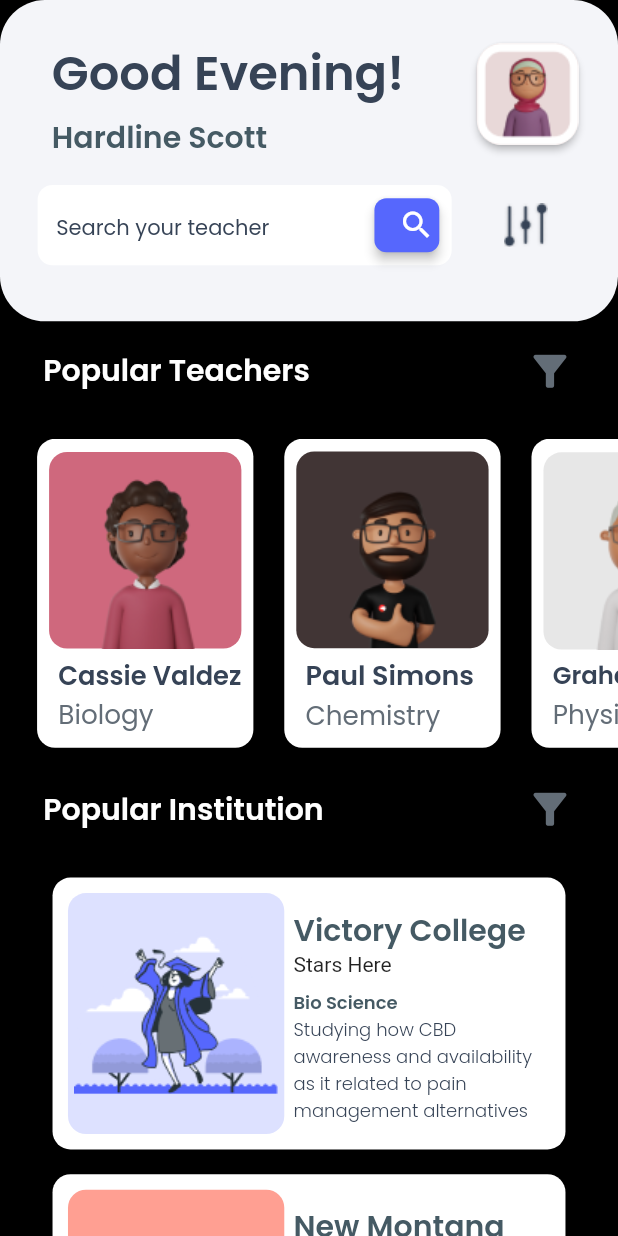
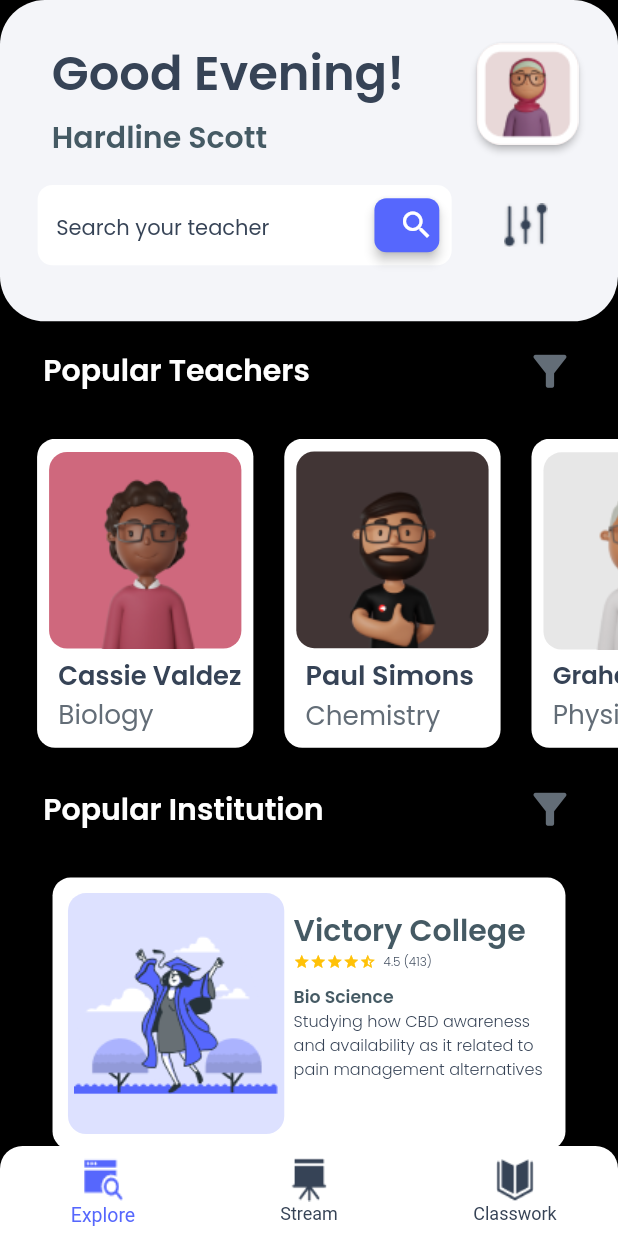
Before and after one commit to Sparsh-R17/EduApp, a Flutter app: the screen it shows after launch, on a phone screen of 412 x 824 dp. Run offline on Flutter 3.47's test engine with Material 2 defaults, Android fonts, the light colour scheme and no system bars; our stand-ins replace double_back_to_close_app, flutter_keyboard_visibility.

Commit message:
Bottom NavBar and Rating Stars Added
Added Bottom Navbar, Assets , Rating Stars

```diff
--- a/lib/dummy_data.dart
+++ b/lib/dummy_data.dart
@@ -102,7 +102,7 @@ List<Institute> instituteData = [
   ),
   Institute(
     name: "New Montana",
-    star: [4.1, 354],
+    star: [4.0, 354],
     field: "Bio Science",
     desc:
         "Montant Higher Educational Institute. Gampaha montana.gampaha@gmail.com",
@@ -111,7 +111,7 @@ List<Institute> instituteData = [
   ),
   Institute(
     name: "Susipwan Institute",
-    star: [3.0, 745],
+    star: [3.5, 745],
     field: "Bio Science",
     desc:
         "This is a private higher education center which conducting classes for GCE AL Students.",
--- a/lib/main.dart
+++ b/lib/main.dart
@@ -7,6 +7,7 @@ import '/screens/state_selection.dart';
 import '/screens/signin.dart';
 import '/screens/signup.dart';
 import '/screens/intro.dart';
+import 'widgets/star_rating.dart';
 
 void main() {
   WidgetsFlutterBinding.ensureInitialized();
--- a/lib/screens/explore_screen.dart
+++ b/lib/screens/explore_screen.dart
@@ -7,6 +7,7 @@ import '../widgets/teacher_filter.dart';
 import '../widgets/teacher_card.dart';
 import '../widgets/institute_filter.dart';
 import '../widgets/institute_card.dart';
+import '../widgets/bottom_nav.dart';
 
 class ExploreScreen extends StatelessWidget {
   const ExploreScreen({super.key});
@@ -56,6 +57,7 @@ class ExploreScreen extends StatelessWidget {
                   itemBuilder: (context, index) {
                     return InstituteCard(
                       name: instituteData[index].name,
+                      star: instituteData[index].star,
                       field: instituteData[index].field,
                       desc: instituteData[index].desc,
                       pic: instituteData[index].pic,
@@ -66,7 +68,7 @@ class ExploreScreen extends StatelessWidget {
           ),
         ),
       ),
-      //TODO - Bottom Navigation Bar
+      bottomNavigationBar: const BottomNav(),
     );
   }
 }
--- /dev/null
+++ b/lib/widgets/bottom_nav.dart
@@ -0,0 +1,65 @@
+import 'package:flutter/material.dart';
+
+class BottomNav extends StatefulWidget {
+  const BottomNav({super.key});
+
+  @override
+  State<BottomNav> createState() => _BottomNavState();
+}
+
+class _BottomNavState extends State<BottomNav> {
+  int _selectedTabIndex = 0;
+
+  _changeIndex(int index) {
+    setState(() {
+      _selectedTabIndex = index;
+    });
+  }
+
+  @override
+  Widget build(BuildContext context) {
+    return ClipRRect(
+      borderRadius: const BorderRadius.only(
+        topLeft: Radius.circular(15),
+        topRight: Radius.circular(15),
+      ),
+      child: BottomNavigationBar(
+        unselectedFontSize: 12,
+        selectedFontSize: 13,
+        currentIndex: _selectedTabIndex,
+        onTap: _changeIndex,
+        backgroundColor: Colors.white,
+        selectedItemColor: const Color(0xff5667FD),
+        unselectedItemColor: const Color(0xff364356),
+        items: <BottomNavigationBarItem>[
+          BottomNavigationBarItem(
+            icon: Image.asset(
+              "assets/Images/explore_icon.png",
+              scale: 1.1,
+            ),
+            label: "Explore",
+            activeIcon: Image.asset(
+              "assets/Images/explore_icon2.png",
+            ),
+          ),
+          BottomNavigationBarItem(
+            icon: Image.asset(
+              "assets/Images/stream_icon.png",
+              scale: 1.1,
+            ),
+            label: "Stream",
+            activeIcon: Image.asset("assets/Images/stream_icon2png.png"),
+          ),
+          BottomNavigationBarItem(
+            icon: Image.asset(
+              "assets/Images/class_icon.png",
+              scale: 1.1,
+            ),
+            label: "Classwork",
+            activeIcon: Image.asset("assets/Images/class_icon2.png"),
+          ),
+        ],
+      ),
+    );
+  }
+}
--- a/lib/widgets/institute_card.dart
+++ b/lib/widgets/institute_card.dart
@@ -1,5 +1,5 @@
+import 'package:eduapp/widgets/star_rating.dart';
 import 'package:flutter/material.dart';
-
 
 class InstituteCard extends StatelessWidget {
   final String name;
@@ -7,8 +7,20 @@ class InstituteCard extends StatelessWidget {
   final String desc;
   final String pic;
   final Color color;
+  final List<double> star;
 
-  const InstituteCard({required this.name, required this.field, required this.desc, required this.pic, required this.color, super.key});
+  const InstituteCard(
+      {required this.name,
+      required this.star,
+      required this.field,
+      required this.desc,
+      required this.pic,
+      required this.color,
+      super.key});
+
+  // int fontReturn(double height, double width) {
+  //   if
+  // }
 
   @override
   Widget build(BuildContext context) {
@@ -41,7 +53,7 @@ class InstituteCard extends StatelessWidget {
                 height: pageHeight * 0.195,
                 width: pageWidth * 0.35,
                 decoration: BoxDecoration(
-                      color:color,
+                  color: color,
                   borderRadius: BorderRadius.circular(12),
                 ),
                 child: Image.asset(
@@ -67,8 +79,24 @@ class InstituteCard extends StatelessWidget {
                             style: Theme.of(context).textTheme.titleMedium,
                           ),
                         ),
-                            const Text(
-                              "Stars Here",
+                        Row(
+                          children: [
+                            StarRating(
+                              rating: star[0],
+                            ),
+                            const SizedBox(
+                              width: 5,
+                            ),
+                            Text(
+                              "${star[0]} (${star[1].floor()})",
+                              style: const TextStyle(
+                                fontFamily: 'Poppins',
+                                fontWeight: FontWeight.w300,
+                                color: Color(0xff364356),
+                                fontSize: 8,
+                              ),
+                            )
+                          ],
                         ),
                       ],
                     ),
@@ -81,21 +109,21 @@ class InstituteCard extends StatelessWidget {
                       children: [
                         Text(
                           field,
-                              style: const TextStyle(
+                          style: TextStyle(
                             fontFamily: 'Poppins',
                             fontWeight: FontWeight.w600,
-                                fontSize: 12,
-                                color: Color(0xff455A64),
+                            fontSize: pageHeight * 0.014,
+                            color: const Color(0xff455A64),
                             // color: Colors.red,
                           ),
                         ),
                         Text(
                           desc,
-                              style: const TextStyle(
+                          style: TextStyle(
                             fontFamily: 'Poppins',
                             fontWeight: FontWeight.w300,
-                                color: Color(0xff364356),
-                                fontSize: 12,
+                            color: const Color(0xff364356),
+                            fontSize: pageHeight * 0.013,
                           ),
                         ),
                       ],
--- a/lib/widgets/star_rating.dart
+++ b/lib/widgets/star_rating.dart
@@ -1,10 +1,51 @@
+import 'dart:math';
+
 import 'package:flutter/material.dart';
 
 class StarRating extends StatelessWidget {
-  const StarRating({super.key});
+  final double rating;
+
+  StarRating({super.key, required this.rating});
+
+  bool halfStar = false;
+  void halfRating(rating) {
+    if (rating % 1 == 0.5) {
+      halfStar = true;
+    }
+  }
+
+  IconData returnIcon(index, rating) {
+    halfRating(rating);
+    rating = rating.floor();
+    if (halfStar) {
+      if (index < rating) {
+        return Icons.star;
+      } else if (index == rating) {
+        return Icons.star_half;
+      } else {
+        return Icons.star_border;
+      }
+    } else {
+      if (index < rating) {
+        return Icons.star;
+      } else {
+        return Icons.star_border;
+      }
+    }
+  }
 
   @override
   Widget build(BuildContext context) {
-    return Container();
+    return Row(
+      // mainAxisSize: MainAxisSize.min,
+      children: List.generate(
+        5,
+        (index) => Icon(
+          returnIcon(index, rating),
+          color: Colors.amber,
+          size: 11,
+        ),
+      ),
+    );
   }
 }
```
Also changed, not shown: lib/screens/signin.dart (+9 -11 lines), assets/Images/class_icon.png (added), assets/Images/class_icon2.png (added), assets/Images/explore_icon.png (added), assets/Images/explore_icon2.png (added), assets/Images/stream_icon.png (added), assets/Images/stream_icon2png.png (added). Lines whose indentation alone changed are shown as unchanged.
